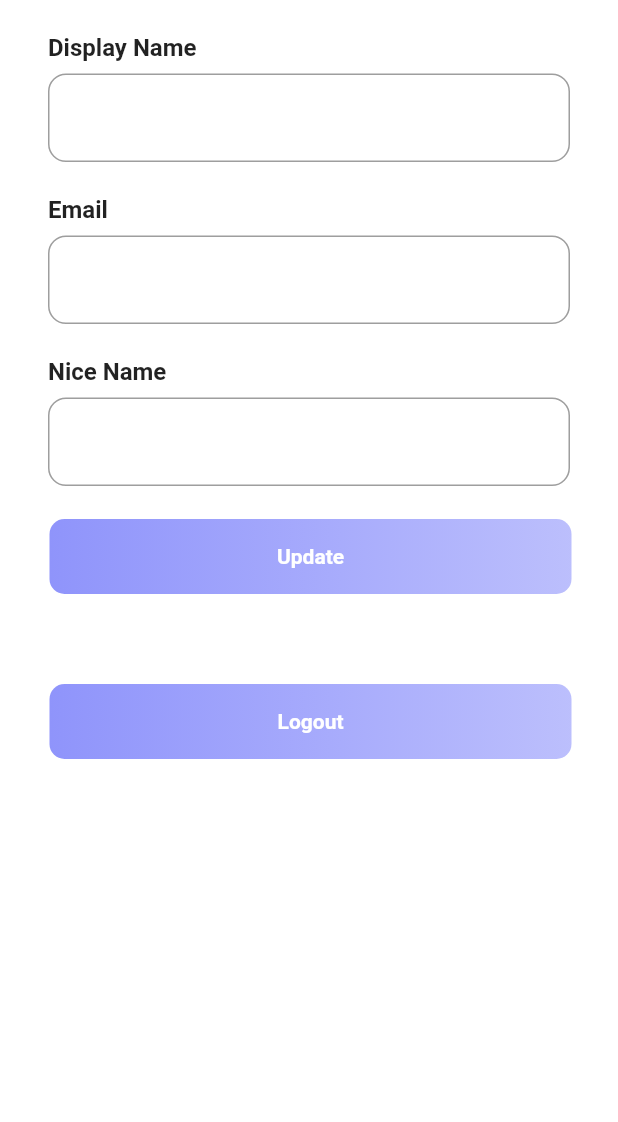
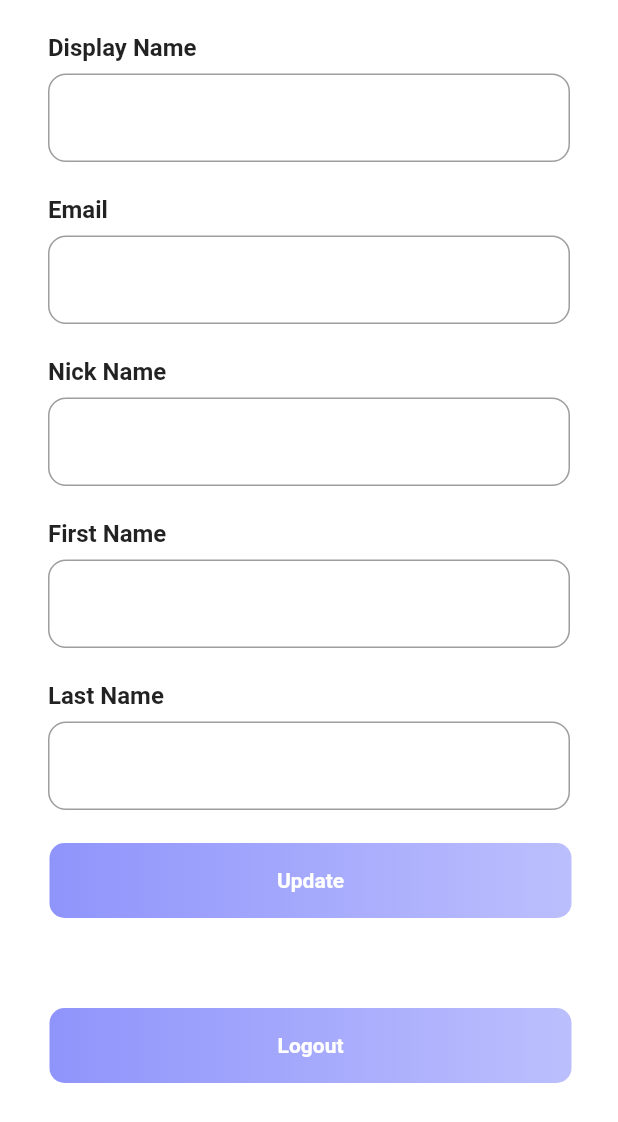
Before and after one commit to An19ik89/wedevs_flutter_task, a Flutter app: the ProfilePage screen opened by its route, after a tap on "Update", on a phone screen of 412 x 824 dp. Shown: the top 1122 px of the screen. Run offline on Flutter 3.47's test engine with Material 2 defaults, Android fonts, the phone set to English and light mode, and no system bars; our stand-ins replace flutter_spinkit, get, get_storage, simple_animations; accounts and stored records are empty; network calls fail.

Commit message:
profile updated done

```diff
--- a/lib/controller/profile_controller.dart
+++ b/lib/controller/profile_controller.dart
@@ -1,13 +1,8 @@
-import 'package:flutter/material.dart';
 import 'package:get/get.dart';
 import 'package:get_storage/get_storage.dart';
-import 'package:wedevs_flutter_task/data/model/user_model.dart';
-import 'package:wedevs_flutter_task/data/repository/login_repository.dart';
+import 'package:wedevs_flutter_task/data/model/updated_user_response.dart';
 import 'package:wedevs_flutter_task/data/repository/profile_repository.dart';
 import 'package:wedevs_flutter_task/routes/app_routes.dart';
-
-import 'login_controller.dart';
-
 
 
 class ProfileController extends GetxController
@@ -16,16 +11,15 @@ class ProfileController extends GetxController
   final userInfo = GetStorage();
   var updateProcess = false.obs;
 
-  final TextEditingController emailTextController = TextEditingController();
-  final TextEditingController passwordTextController = TextEditingController();
-  final TextEditingController nameTextController = TextEditingController();
-
   RxString display_name = ''.obs;
   RxString email = ''.obs;
   RxString nice_name = ''.obs;
+  RxString first_name = ''.obs;
+  RxString last_name = ''.obs;
 
   final ProfileRepository profileRepository = ProfileRepository();
 
+  UpdatedUserResponse? userLoggedInInfoAfterUpdate = UpdatedUserResponse(name: '', firstName: '', lastName: '',email: '',nickname: '');
 
   @override
   void onInit() {
@@ -36,6 +30,8 @@ class ProfileController extends GetxController
     display_name.value=  userInfo.read('user_display_name');
     email.value = userInfo.read('user_email');
     nice_name.value = userInfo.read('user_nicename');
+    first_name.value = userInfo.read('first_name');
+    last_name.value = userInfo.read('last_name');
   }
 
   void updateProfile() async
@@ -43,21 +39,24 @@ class ProfileController extends GetxController
     updateProcess(true);
     try
     {
-       //  = await profileRepository.updateProfile(
-       //     email: emailTextController.text,
-       //     password: passwordTextController.text,
-       //     name: nameTextController.text,
-       //     id: ,
-       // );
-     //  print("userLoggedInInfo : $userLoggedInInfo");
-     //  if(userLoggedInInfo?.token!=''){
-     //
-     //    userInfo.write('userData', userLoggedInInfo);
-     //    userInfo.write('token', userLoggedInInfo!.token);
-     //    userInfo.write('user_email', userLoggedInInfo!.userEmail);
-     //    userInfo.write('user_nicename', userLoggedInInfo!.userNicename);
-     //    userInfo.write('user_display_name', userLoggedInInfo!.userDisplayName);
-     //  }
+      String? token = userInfo.read('token');
+      userLoggedInInfoAfterUpdate = await profileRepository.updateProfile(
+          email: email.value,
+          displayName: display_name.value,
+          niceName: nice_name.value,
+          firstName: first_name.value,
+          lastName: last_name.value,
+          token: token
+      );
+      if(userLoggedInInfoAfterUpdate != null){
+        userInfo.write('first_name', userLoggedInInfoAfterUpdate!.firstName);
+        userInfo.write('last_name', userLoggedInInfoAfterUpdate!.lastName);
+        userInfo.write('user_display_name', userLoggedInInfoAfterUpdate!.name);
+        userInfo.write('user_nicename', userLoggedInInfoAfterUpdate!.nickname);
+        userInfo.write('user_email', userLoggedInInfoAfterUpdate!.email);
+
+        //retriveData();
+      }
 
     }finally{
       updateProcess(false);
@@ -80,8 +79,12 @@ class ProfileController extends GetxController
         userInfo.remove('user_email');
         userInfo.remove('user_nicename');
         userInfo.remove('user_display_name');
+        userInfo.remove('id');
+        userInfo.remove('first_name');
+        userInfo.remove('last_name');
         userInfo.write('SignIn',false);
         Get.toNamed(Routes.INITIAL);
+
     }
     );
   }
--- a/lib/data/model/sign_up_response.dart
+++ b/lib/data/model/sign_up_response.dart
@@ -1,7 +1,3 @@
-// To parse this JSON data, do
-//
-//     final signUpResponse = signUpResponseFromJson(jsonString);
-
 import 'dart:convert';
 
 SignUpResponse signUpResponseFromJson(String str) => SignUpResponse.fromJson(json.decode(str));
--- a/lib/data/model/user_model.dart
+++ b/lib/data/model/user_model.dart
@@ -6,28 +6,40 @@ String userModelToJson(UserModel data) => json.encode(data.toJson());
 
 class UserModel {
   UserModel({
+    this.id,
     this.token,
     this.userEmail,
     this.userNicename,
     this.userDisplayName,
+    this.firstName,
+    this.lastName
   });
 
+  int? id;
   String? token;
   String? userEmail;
   String? userNicename;
   String? userDisplayName;
+  String? firstName;
+  String? lastName;
 
   factory UserModel.fromJson(Map<String, dynamic> json) => UserModel(
+    id: json["id"] == null ? null : json["id"],
     token: json["token"],
     userEmail: json["user_email"],
     userNicename: json["user_nicename"],
     userDisplayName: json["user_display_name"],
+    firstName: json["first_name"] == null ? "" : json["first_name"],
+    lastName: json["last_name"] == null ? "" : json["last_name"],
   );
 
   Map<String, dynamic> toJson() => {
+    "id" : id,
     "token": token,
     "user_email": userEmail,
     "user_nicename": userNicename,
     "user_display_name": userDisplayName,
+    "first_name": firstName,
+    "last_name": lastName,
   };
 }
--- a/lib/data/provider/profile_provider.dart
+++ b/lib/data/provider/profile_provider.dart
@@ -1,45 +1,50 @@
 import 'dart:convert';
-import 'package:flutter/material.dart';
+import 'dart:io';
 import 'package:get/get.dart';
 import 'package:html/parser.dart';
 import 'package:http/http.dart' as http;
-import 'package:wedevs_flutter_task/data/model/user_model.dart';
+import 'package:wedevs_flutter_task/data/model/updated_user_response.dart';
+
 
 
 class ProfileApiClient{
 
-  Future<UserModel?> updateProfile ({String? email,String? name,String? password,String? id}) async
+  Future<UpdatedUserResponse?> updateProfile ({String? email,String? displayName,String? niceName,String? firstName, String? lastName, String? token}) async
   {
 
-    var url = Uri.parse('https://apptest.dokandemo.com/wp-json/wp/v2/users/');
+    var url = Uri.parse('https://apptest.dokandemo.com/wp-json/wp/v2/users/me');
+    String token1 = token!.replaceFirst(RegExp('"'), '');
+    String token2 = token1.replaceFirst(RegExp('"'), '');
+    String headerText = "Bearer " + token2;
+    try {
 
-    try {
       Map data = {
-        "username": email,
-        "password": password
+        "name": displayName,
+        "first_name": firstName,
+        "last_name": lastName,
+        "email": email,
+        "nickname": niceName,
       };
-      // print("user data : $data");
-      //encode Map to JSON
       var body = json.encode(data);
+
       var response = await http.post(url,
-          headers: {"Content-Type": "application/x-www-form-urlencoded"},
-          body: body
+        headers: {"Content-Type": "application/json",HttpHeaders.authorizationHeader: headerText},
+        body: body
       );
-      print("rsponse body : ${response.statusCode}");
-      if (response.statusCode == 200) {
+      if (response.statusCode == 200)
+      {
         final responseJson = json.decode(response.body);
-        print("registration response : ${responseJson}");
-        UserModel userModel = UserModel.fromJson(responseJson);
+        UpdatedUserResponse userModel = UpdatedUserResponse.fromJson(responseJson);
         return userModel;
-      } else
+      }
+      else
       {
         final responseJson = json.decode(response.body);
         String error = responseJson['message'];
         Get.defaultDialog(title: "Oops!", middleText: _parseHtmlString(error));
       }
     } catch (e) {
-      print(e);
-
+      e.printError();
     }
   }
 
--- a/lib/data/repository/login_repository.dart
+++ b/lib/data/repository/login_repository.dart
@@ -8,4 +8,8 @@ class LoginRepository {
   Future<UserModel?> signInWithEmailAndPassword({String? email,String? password}){
     return apiClient.signInWithUserNamePassword(email: email,password: password);
   }
+
+  Future<UserModel?> getUserDetails({String? token}){
+    return apiClient.getUserDetails(token: token);
+  }
 }
--- a/lib/data/repository/profile_repository.dart
+++ b/lib/data/repository/profile_repository.dart
@@ -1,12 +1,11 @@
-import 'package:wedevs_flutter_task/data/model/user_model.dart';
-import 'package:wedevs_flutter_task/data/provider/login_provider.dart';
+import 'package:wedevs_flutter_task/data/model/updated_user_response.dart';
 import 'package:wedevs_flutter_task/data/provider/profile_provider.dart';
 
 class ProfileRepository {
 
   final ProfileApiClient apiClient = ProfileApiClient();
 
-  Future<UserModel?> updateProfile({String? email,String? name,String? password,String? id}){
-    return apiClient.updateProfile(email: email,name: name,password: password,id: id);
+  Future<UpdatedUserResponse?> updateProfile({String? email,String? displayName,String? niceName,String? firstName, String? lastName, String? token}){
+    return apiClient.updateProfile(email: email,displayName: displayName,niceName: niceName,firstName: firstName,lastName: lastName,token: token);
   }
 }
--- a/lib/data/repository/sign_up_repository.dart
+++ b/lib/data/repository/sign_up_repository.dart
@@ -1,5 +1,4 @@
 import 'package:wedevs_flutter_task/data/model/sign_up_response.dart';
-import 'package:wedevs_flutter_task/data/provider/login_provider.dart';
 import 'package:wedevs_flutter_task/data/provider/sign_up_provider.dart';
 
 class SignUpRepository {
--- a/lib/main.dart
+++ b/lib/main.dart
@@ -15,7 +15,7 @@ class MyApp extends StatelessWidget {
   final check = GetStorage();
   @override
   Widget build(BuildContext context) {
-    return GetMaterialApp(
+    return new GetMaterialApp(
       debugShowCheckedModeBanner: false,
       initialRoute: check.read('SignIn') == true ? Routes.PROFILE : Routes.INITIAL,
       getPages: AppPages.Pages,
--- a/lib/ui/pages/profile_page.dart
+++ b/lib/ui/pages/profile_page.dart
@@ -1,10 +1,7 @@
 import 'package:flutter/material.dart';
 import 'package:flutter_spinkit/flutter_spinkit.dart';
 import 'package:get/get.dart';
-import 'package:html/parser.dart';
-import 'package:wedevs_flutter_task/controller/login_controller.dart';
 import 'package:wedevs_flutter_task/controller/profile_controller.dart';
-import 'package:wedevs_flutter_task/routes/app_routes.dart';
 import 'package:wedevs_flutter_task/ui/widget/text_field_widget.dart';
 import '../animation/fade_animation.dart';
 
@@ -14,20 +11,26 @@ class ProfilePage extends StatefulWidget {
 }
 
 class _ProfilePageState extends State<ProfilePage> {
-  final ProfileController controller = Get.find<ProfileController>();
-  // final _formKey = GlobalKey<FormState>();
+
+  final ProfileController profileController = Get.find<ProfileController>();
 
   @override
   void initState() {
-    controller.retriveData();
     super.initState();
+  }
+
+  @override
+  void didChangeDependencies() {
+    super.didChangeDependencies();
+    profileController.retriveData();
   }
 
   @override
   void dispose() {
     super.dispose();
-    // loginController.dispose();
+    profileController.dispose();
   }
+
 
   @override
   Widget build(BuildContext context) {
@@ -39,7 +42,21 @@ class _ProfilePageState extends State<ProfilePage> {
       child: Scaffold(
           backgroundColor: Colors.white,
           body: SingleChildScrollView(
-            child: ListView(
+            child: Obx((){
+              if (profileController.updateProcess.value) {
+                return new Container(
+                  width: MediaQuery.of(context).size.width,
+                  height: MediaQuery.of(context).size.height,
+                  child: new Center(
+                    child:  new SpinKitPulse(
+                      color: Colors.red,
+                      size: 50.0,
+                    ),
+                  ),
+                );
+              }
+              else{
+                return ListView(
                   shrinkWrap: true,
                   padding: EdgeInsets.symmetric(horizontal: 32),
                   physics: NeverScrollableScrollPhysics(),
@@ -48,28 +65,53 @@ class _ProfilePageState extends State<ProfilePage> {
                     Obx(
                           () => TextFieldWidget(
                         label: 'Display Name',
-                    text: controller.display_name.value,
-                    onChanged: (name) {},
+                        text: profileController.display_name.value,
+                        onChangeds: (val) {
+                          profileController.display_name(val);
+                        },
                       ),
                     ),
                     const SizedBox(height: 22),
                     Obx(
                           () => TextFieldWidget(
                         label: 'Email',
-                    text: controller.email.value,
-                    onChanged: (name) {},
+                        text: profileController.email.value,
+                        onChangeds: (String val) {
+                          profileController.email(val);
+                        },
                       ),
                     ),
                     const SizedBox(height: 22),
                     Obx(
                           () => TextFieldWidget(
-                    label: 'Nice Name',
-                    text: controller.nice_name.value,
-                    onChanged: (about) {},
+                        label: 'Nick Name',
+                        text: profileController.nice_name.value,
+                        onChangeds: (val) {
+                          profileController.nice_name(val);
+                        },
                       ),
                     ),
                     const SizedBox(height: 22),
-
+                    Obx(
+                          () => TextFieldWidget(
+                        label: 'First Name',
+                        text: profileController.first_name.value,
+                        onChangeds: (val) {
+                          profileController.first_name(val);
+                        },
+                      ),
+                    ),
+                    const SizedBox(height: 22),
+                    Obx(
+                          () => TextFieldWidget(
+                        label: 'Last Name',
+                        text: profileController.last_name.value,
+                        onChangeds: (val) {
+                          profileController.last_name(val);
+                        },
+                      ),
+                    ),
+                    const SizedBox(height: 22),
                     new InkWell(
                       child: FadeAnimation(2, Container(
                         height: 50,
@@ -87,7 +129,7 @@ class _ProfilePageState extends State<ProfilePage> {
                         ),
                       )),
                       onTap: () async{
-
+                        profileController.updateProfile();
                       },
                     ),
                     SizedBox(height: 60.0,),
@@ -108,12 +150,17 @@ class _ProfilePageState extends State<ProfilePage> {
                         ),
                       )),
                       onTap: (){
-                    controller.logout();
+                        profileController.logout();
                       },
                     )
                   ],
-            ),
+                );
+              }
+
+            })
           )),
     );
   }
+
+
 }
--- a/lib/ui/widget/text_field_widget.dart
+++ b/lib/ui/widget/text_field_widget.dart
@@ -4,14 +4,17 @@ class TextFieldWidget extends StatefulWidget {
   final int maxLines;
   final String label;
   final String text;
-  final ValueChanged<String> onChanged;
+  //final TextEditingController? textEditingController;
+  final ValueChanged<String> onChangeds;
+
 
   const TextFieldWidget({
     Key? key,
+    //this.textEditingController,
     this.maxLines = 1,
     required this.label,
     required this.text,
-    required this.onChanged,
+    required this.onChangeds,
   }) : super(key: key);
 
   @override
@@ -24,14 +27,12 @@ class _TextFieldWidgetState extends State<TextFieldWidget> {
   @override
   void initState() {
     super.initState();
-
     controller = TextEditingController(text: widget.text);
   }
 
   @override
   void dispose() {
     controller.dispose();
-
     super.dispose();
   }
 
@@ -44,7 +45,7 @@ class _TextFieldWidgetState extends State<TextFieldWidget> {
         style: TextStyle(fontWeight: FontWeight.bold, fontSize: 16),
       ),
       const SizedBox(height: 8),
-      TextField(
+      TextFormField(
         controller: controller,
         decoration: InputDecoration(
           border: OutlineInputBorder(
@@ -52,6 +53,7 @@ class _TextFieldWidgetState extends State<TextFieldWidget> {
           ),
         ),
         maxLines: widget.maxLines,
+        onChanged: widget.onChangeds,
       ),
     ],
   );
--- a/pubspec.yaml
+++ b/pubspec.yaml
@@ -29,7 +29,6 @@ dependencies:
   # Use with the CupertinoIcons class for iOS style icons.
   cupertino_icons: ^1.0.2
   get: ^4.3.8
-  shared_preferences: ^2.0.6
   dio: ^4.0.1
   http: ^0.13.0
   simple_animations: ^3.0.0
```
Also changed, not shown: lib/controller/login_controller.dart (+18 -104 lines), lib/data/provider/login_provider.dart (+23 -5 lines), lib/data/provider/sign_up_provider.dart (+3 -14 lines), lib/generated_plugin_registrant.dart (deleted, +0 -15 lines), lib/ui/pages/login_page.dart (+4 -15 lines), lib/ui/pages/sign_up_page.dart (+0 -29 lines), 4 other files. Lines whose indentation alone changed are shown as unchanged.
